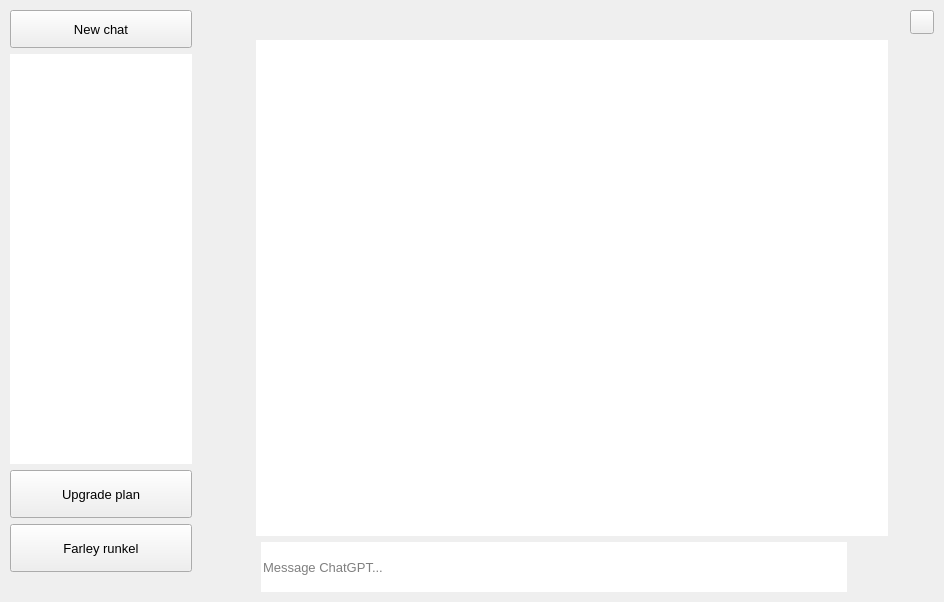
farleyrunkel/qollama, file mainwindow.ui: the form before one commit.
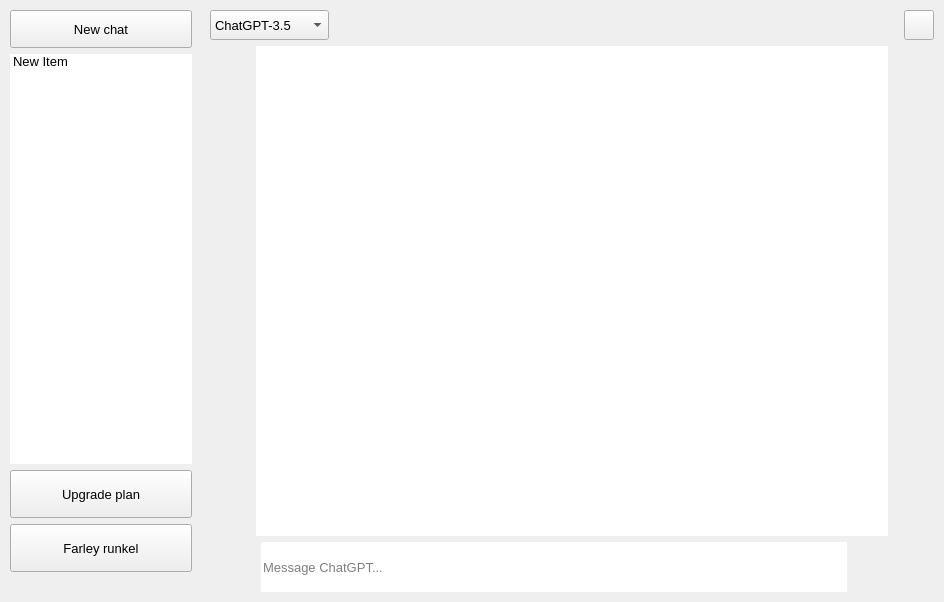
The form after the commit. Icons and pictures are not drawn. Custom widgets are drawn as their Qt base class.

```diff
--- a/mainwindow.ui
+++ b/mainwindow.ui
@@ -98,6 +98,12 @@
        <bool>false</bool>
       </property>
       <widget class="QFrame" name="frameleft">
+       <property name="sizePolicy">
+        <sizepolicy hsizetype="Expanding" vsizetype="Expanding">
+         <horstretch>0</horstretch>
+         <verstretch>0</verstretch>
+        </sizepolicy>
+       </property>
        <property name="maximumSize">
         <size>
          <width>200</width>
@@ -134,6 +140,12 @@
         </property>
         <item>
          <widget class="QWidget" name="sideWidget" native="true">
+          <property name="sizePolicy">
+           <sizepolicy hsizetype="Expanding" vsizetype="Expanding">
+            <horstretch>0</horstretch>
+            <verstretch>0</verstretch>
+           </sizepolicy>
+          </property>
           <layout class="QVBoxLayout" name="sideBar">
            <item>
             <widget class="INewChatButton" name="newChatButton">
@@ -219,6 +231,11 @@
              <property name="textElideMode">
               <enum>Qt::ElideLeft</enum>
              </property>
+             <item>
+              <property name="text">
+               <string>New Item</string>
+              </property>
+             </item>
             </widget>
            </item>
            <item>
@@ -390,6 +407,38 @@
         </item>
         <item row="0" column="0" colspan="4">
          <layout class="QHBoxLayout" name="horizontalLayout_2">
+          <item>
+           <widget class="QComboBox" name="comboBox">
+            <property name="sizePolicy">
+             <sizepolicy hsizetype="Expanding" vsizetype="Preferred">
+              <horstretch>0</horstretch>
+              <verstretch>0</verstretch>
+             </sizepolicy>
+            </property>
+            <property name="maximumSize">
+             <size>
+              <width>119</width>
+              <height>16777215</height>
+             </size>
+            </property>
+            <property name="minimumContentsLength">
+             <number>0</number>
+            </property>
+            <property name="frame">
+             <bool>true</bool>
+            </property>
+            <item>
+             <property name="text">
+              <string>ChatGPT-3.5</string>
+             </property>
+            </item>
+            <item>
+             <property name="text">
+              <string>ChatGPT-4</string>
+             </property>
+            </item>
+           </widget>
+          </item>
           <item>
            <spacer name="horizontalSpacer">
             <property name="orientation">
@@ -413,14 +462,14 @@
             </property>
             <property name="minimumSize">
              <size>
-              <width>24</width>
-              <height>24</height>
+              <width>30</width>
+              <height>30</height>
              </size>
             </property>
             <property name="maximumSize">
              <size>
-              <width>24</width>
-              <height>24</height>
+              <width>30</width>
+              <height>30</height>
              </size>
             </property>
             <property name="styleSheet">
@@ -552,6 +601,11 @@
    <header location="global">C:/Users/95439/Documents/Documents/QML-Lessons/untitled1/ioverlaybutton.h
 </header>
   </customwidget>
+  <customwidget>
+   <class>IHistoryList</class>
+   <extends>QListWidget</extends>
+   <header location="global">C:/Users/95439/Documents/Github/chatgpt/ihistorylist.h</header>
+  </customwidget>
  </customwidgets>
  <resources>
   <include location="resouces.qrc"/>
```
Left out of the diff: 4 changed lines with no effect on the pictures.
